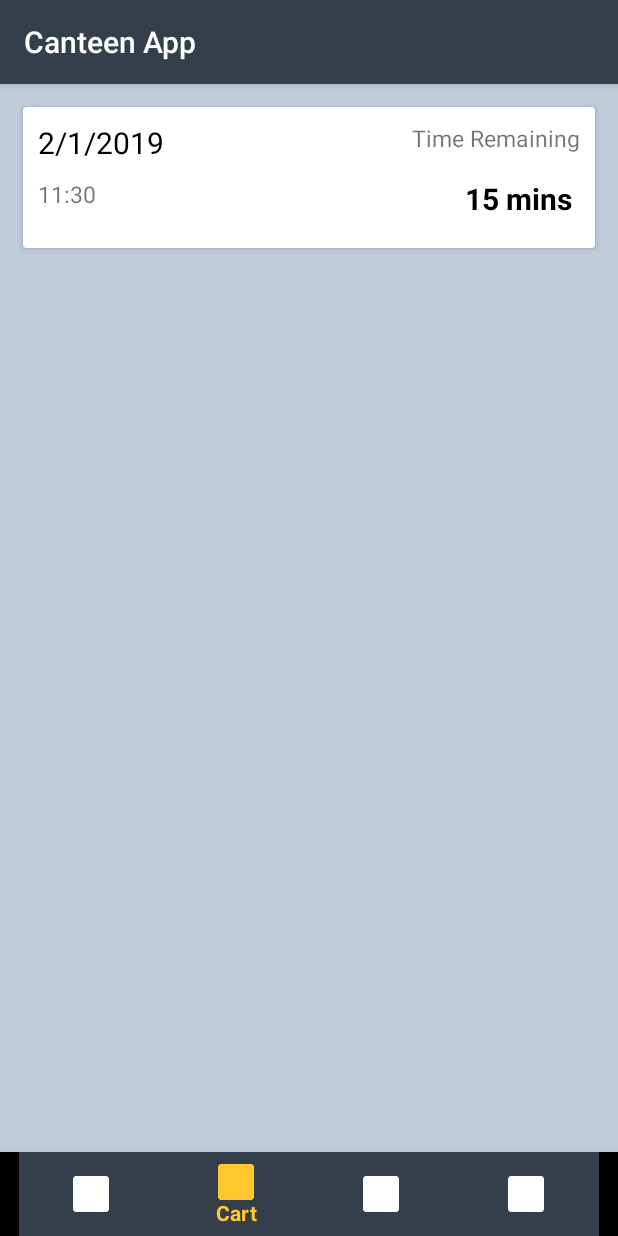
After one commit to djunicode/canteen-android-app, an Android app: the fragment CurrentOrder placed in its activity, on a phone screen of 412 x 824 dp. The commit adds this screen. Run offline under Robolectric (Android 15) with nearby library versions, the phone set to English and light mode, and no system bars.

Commit message:
bottom tabs

```diff
--- a/app/build.gradle
+++ b/app/build.gradle
@@ -22,6 +22,7 @@
     implementation fileTree(dir: 'libs', include: ['*.jar'])
     implementation 'com.android.support:appcompat-v7:28.0.0'
     implementation 'com.android.support.constraint:constraint-layout:1.1.3'
+    implementation 'com.android.support:support-v4:28.0.0'
     testImplementation 'junit:junit:4.12'
     androidTestImplementation 'com.android.support.test:runner:1.0.2'
     androidTestImplementation 'com.android.support.test.espresso:espresso-core:3.0.2'
--- a/app/src/main/java/io/github/djunicode/canteenapp/MainActivity.java
+++ b/app/src/main/java/io/github/djunicode/canteenapp/MainActivity.java
@@ -1,13 +1,75 @@
 package io.github.djunicode.canteenapp;
 
+import android.support.annotation.NonNull;
+import android.support.design.widget.BottomNavigationView;
+import android.support.v4.app.Fragment;
+import android.support.v4.app.FragmentManager;
+import android.support.v4.app.FragmentTransaction;
 import android.support.v7.app.AppCompatActivity;
 import android.os.Bundle;
+import android.view.MenuItem;
+
+import io.github.djunicode.canteenapp.fragments.Cart;
+import io.github.djunicode.canteenapp.fragments.Orders;
 
 public class MainActivity extends AppCompatActivity {
+
+    BottomNavigationView bottomNav;
+    FragmentManager mFragmentManager;
+
 
     @Override
     protected void onCreate(Bundle savedInstanceState) {
         super.onCreate(savedInstanceState);
         setContentView(R.layout.activity_main);
+
+
+        mFragmentManager=getSupportFragmentManager();
+
+        bottomNav = (BottomNavigationView)findViewById(R.id.bottom_nav);
+        bottomNav.setOnNavigationItemSelectedListener(bottomNavListener);
+        bottomNav.setSelectedItemId(R.id.nav_cart);
+
+        FragmentTransaction fragmentTransaction= mFragmentManager.beginTransaction();
+
+        Fragment cart = new Cart();
+        fragmentTransaction.add(R.id.fragment_placeholder,cart);
+        fragmentTransaction.commit();
     }
+
+
+
+    public BottomNavigationView.OnNavigationItemSelectedListener bottomNavListener = new BottomNavigationView.OnNavigationItemSelectedListener() {
+
+        @Override
+        public boolean onNavigationItemSelected(@NonNull MenuItem menuItem) {
+
+            FragmentTransaction fragmentTransaction = mFragmentManager.beginTransaction();
+
+            switch (menuItem.getItemId()){
+
+                case R.id.nav_menu:
+                    return  true;
+
+                case R.id.nav_cart:
+                    Fragment cart = new Cart();
+                    fragmentTransaction.replace(R.id.fragment_placeholder,cart);
+                    fragmentTransaction.commit();
+                    return true;
+
+                case R.id.nav_order:
+                    Fragment order = new Orders();
+                    fragmentTransaction.replace(R.id.fragment_placeholder,order);
+                    fragmentTransaction.commit();
+                    return true;
+
+                case R.id.nav_profile:
+                    return true;
+            }
+
+
+
+            return false;
+        }
+    };
 }
--- /dev/null
+++ b/app/src/main/java/io/github/djunicode/canteenapp/fragments/Cart.java
@@ -0,0 +1,22 @@
+package io.github.djunicode.canteenapp.fragments;
+
+import android.os.Bundle;
+import android.support.annotation.NonNull;
+import android.support.annotation.Nullable;
+import android.support.v4.app.Fragment;
+import android.view.LayoutInflater;
+import android.view.View;
+import android.view.ViewGroup;
+
+import io.github.djunicode.canteenapp.R;
+
+public class Cart extends Fragment {
+
+    @Nullable
+    @Override
+    public View onCreateView(@NonNull LayoutInflater inflater, @Nullable ViewGroup container,
+            @Nullable Bundle savedInstanceState) {
+
+        return inflater.inflate(R.layout.cart,container,false);
+    }
+}
--- /dev/null
+++ b/app/src/main/java/io/github/djunicode/canteenapp/fragments/CurrentOrder.java
@@ -0,0 +1,22 @@
+package io.github.djunicode.canteenapp.fragments;
+
+import android.os.Bundle;
+import android.support.annotation.NonNull;
+import android.support.annotation.Nullable;
+import android.support.v4.app.Fragment;
+import android.view.LayoutInflater;
+import android.view.View;
+import android.view.ViewGroup;
+
+import io.github.djunicode.canteenapp.R;
+
+public class CurrentOrder extends Fragment {
+
+    @Nullable
+    @Override
+    public View onCreateView(@NonNull LayoutInflater inflater, @Nullable ViewGroup container,
+            @Nullable Bundle savedInstanceState) {
+
+        return inflater.inflate(R.layout.current_order,container,false);
+    }
+}
--- a/app/src/main/res/layout/previous_order.xml
+++ b/app/src/main/res/layout/previous_order.xml
@@ -1,7 +1,8 @@
 <?xml version="1.0" encoding="utf-8"?>
 <RelativeLayout xmlns:android="http://schemas.android.com/apk/res/android"
                 android:layout_width="match_parent"
-                android:layout_height="match_parent">
+                android:layout_height="match_parent"
+                android:background="@color/myBackground">
 
     <android.support.v7.widget.RecyclerView android:layout_width="match_parent"
                                             android:layout_height="match_parent">
--- a/app/src/main/res/menu/nav.xml
+++ b/app/src/main/res/menu/nav.xml
@@ -5,15 +5,15 @@
           android:icon="@mipmap/ic_launcher"
           android:title="Menu"/>
 
-    <item android:id="@+id/cart"
+    <item android:id="@+id/nav_cart"
           android:icon="@mipmap/ic_launcher"
           android:title="Cart"/>
 
-    <item android:id="@+id/order"
+    <item android:id="@+id/nav_order"
           android:icon="@mipmap/ic_launcher"
           android:title="Orders"/>
 
-    <item android:id="@+id/profile"
+    <item android:id="@+id/nav_profile"
           android:icon="@mipmap/ic_launcher"
           android:title="Profile"/>
 
--- a/app/src/main/res/values/strings.xml
+++ b/app/src/main/res/values/strings.xml
@@ -1,3 +1,6 @@
 <resources>
     <string name="app_name">Canteen App</string>
+
+    <!-- TODO: Remove or change this placeholder text -->
+    <string name="hello_blank_fragment">Hello blank fragment</string>
 </resources>
```
Also changed, not shown: app/src/main/java/io/github/djunicode/canteenapp/fragments/Orders.java (added, +78 -0 lines), app/src/main/java/io/github/djunicode/canteenapp/fragments/PreviousOrders.java (added, +22 -0 lines), app/src/main/res/layout/order_fragment.xml (+1 -16 lines).
